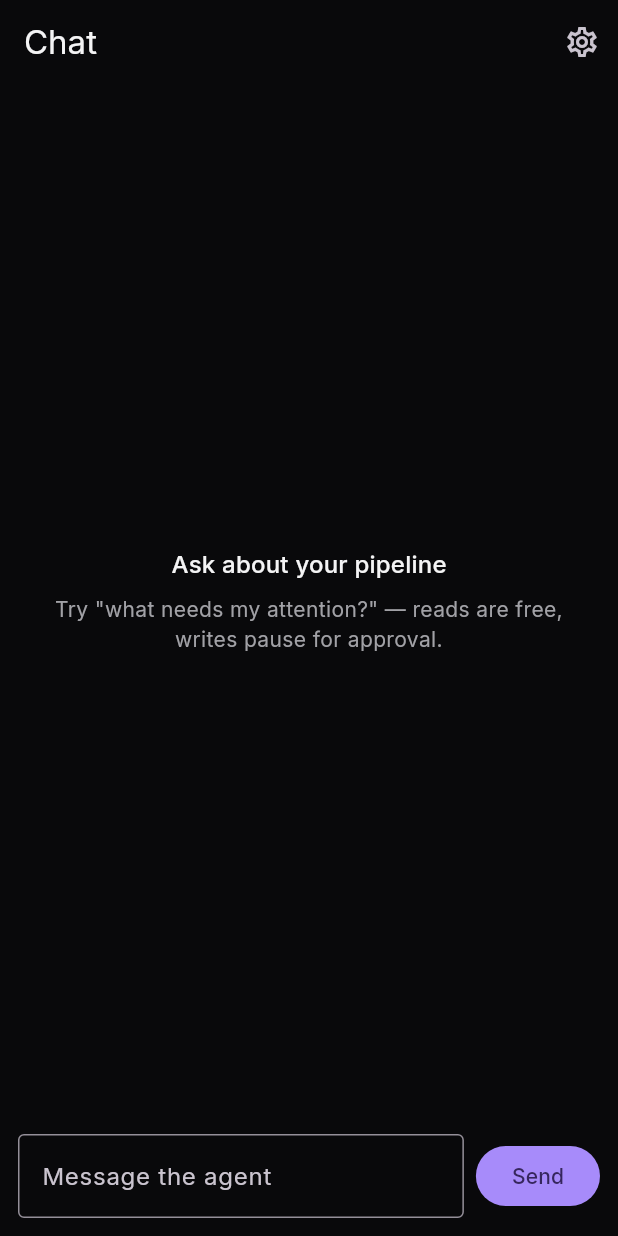
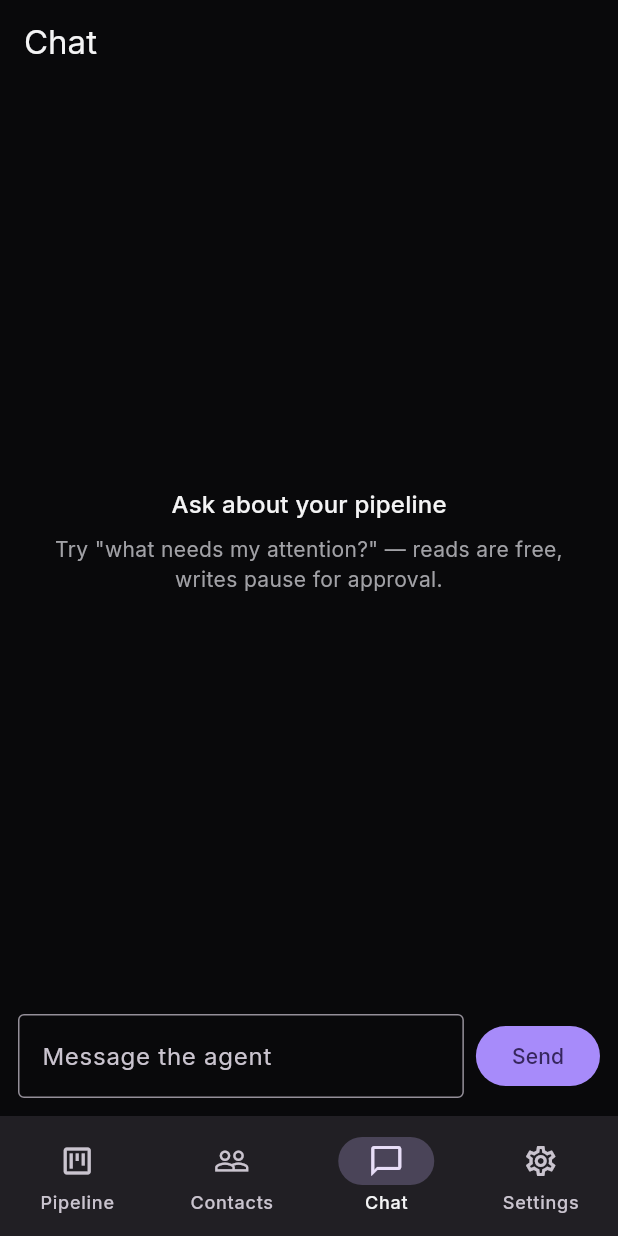
Before and after one commit to BachiDev/job-tracker-mcp, a Flutter app: the ChatScreen screen opened by its route, on a phone screen of 412 x 824 dp. Run offline on Flutter 3.47's test engine with Material 3 defaults, Android fonts, the phone set to English and light mode, and no system bars; our stand-ins replace flutter_riverpod, flutter_secure_storage, go_router; accounts and stored records are empty; network calls fail.

Commit message:
Web overhaul: marketing landing, adaptive rail/bar shell, push-based detail nav

```diff
--- a/app/lib/features/chat/chat_screen.dart
+++ b/app/lib/features/chat/chat_screen.dart
@@ -2,11 +2,11 @@ import 'dart:convert';
 
 import 'package:flutter/material.dart';
 import 'package:flutter_riverpod/flutter_riverpod.dart';
-import 'package:go_router/go_router.dart';
 
 import '../../core/agent.dart';
 import '../../core/providers.dart';
 import '../../theme/app_theme.dart';
+import '../../widgets/app_shell.dart';
 import '../../widgets/common.dart';
 
 /// Agent chat: streaming text, tool-call trail, confirm sheets for writes.
@@ -113,17 +113,9 @@ class _ChatScreenState extends ConsumerState<ChatScreen> {
   @override
   Widget build(BuildContext context) {
     final trail = ref.watch(agentProvider);
-    return Scaffold(
-      appBar: AppBar(
-        title: const Text('Chat'),
-        actions: [
-          IconButton(
-            icon: const Icon(Icons.settings_outlined),
-            tooltip: 'Provider & key',
-            onPressed: () => context.go('/settings'),
-          ),
-        ],
-      ),
+    return AppShell(
+      tab: AppTab.chat,
+      title: 'Chat',
       body: Column(
         children: [
           if (_presetNote != null)
--- a/app/lib/features/contacts/contacts_screen.dart
+++ b/app/lib/features/contacts/contacts_screen.dart
@@ -4,6 +4,7 @@ import 'package:job_tracker_core/job_tracker_core.dart';
 
 import '../../core/api_client.dart';
 import '../../core/providers.dart';
+import '../../widgets/app_shell.dart';
 import '../../widgets/common.dart';
 
 final _contactsProvider = FutureProvider<List<Contact>>((ref) {
@@ -17,9 +18,10 @@ class ContactsScreen extends ConsumerWidget {
   @override
   Widget build(BuildContext context, WidgetRef ref) {
     final contacts = ref.watch(_contactsProvider);
-    return Scaffold(
-      appBar: AppBar(title: const Text('Contacts')),
-      floatingActionButton: FloatingActionButton(
+    return AppShell(
+      tab: AppTab.contacts,
+      title: 'Contacts',
+      fab: FloatingActionButton(
         onPressed: () => _addSheet(context, ref),
         tooltip: 'Add contact',
         child: const Icon(Icons.add),
--- a/app/lib/features/settings/settings_screen.dart
+++ b/app/lib/features/settings/settings_screen.dart
@@ -8,6 +8,7 @@ import '../../core/llm_keys.dart';
 import '../../core/providers.dart';
 import '../../core/session.dart';
 import '../../theme/app_theme.dart';
+import '../../widgets/app_shell.dart';
 import '../../widgets/common.dart';
 
 /// Settings: BYOK provider presets + keys, demo info, privacy, danger zone.
@@ -65,8 +66,9 @@ class _SettingsScreenState extends ConsumerState<SettingsScreen> {
   @override
   Widget build(BuildContext context) {
     final session = ref.watch(sessionProvider).value;
-    return Scaffold(
-      appBar: AppBar(title: const Text('Settings')),
+    return AppShell(
+      tab: AppTab.settings,
+      title: 'Settings',
       body: ListView(
         padding: const EdgeInsets.all(16),
         children: [
--- /dev/null
+++ b/app/lib/widgets/app_shell.dart
@@ -0,0 +1,89 @@
+import 'package:flutter/material.dart';
+import 'package:go_router/go_router.dart';
+
+/// Adaptive app frame: sidebar rail on wide screens (webapp feel),
+/// bottom bar on narrow ones (mobile feel). Screens declare their tab.
+class AppShell extends StatelessWidget {
+  const AppShell({
+    super.key,
+    required this.tab,
+    required this.title,
+    required this.body,
+    this.actions = const [],
+    this.fab,
+  });
+
+  final AppTab tab;
+  final String title;
+  final Widget body;
+  final List<Widget> actions;
+  final Widget? fab;
+
+  @override
+  Widget build(BuildContext context) {
+    return LayoutBuilder(
+      builder: (context, constraints) {
+        if (constraints.maxWidth >= 900) {
+          return Scaffold(
+            body: Row(
+              children: [
+                NavigationRail(
+                  selectedIndex: tab.index,
+                  onDestinationSelected: (i) =>
+                      context.go(AppTab.values[i].route),
+                  labelType: NavigationRailLabelType.all,
+                  destinations: [
+                    for (final t in AppTab.values)
+                      NavigationRailDestination(
+                        icon: Icon(t.icon),
+                        label: Text(t.label),
+                      ),
+                  ],
+                ),
+                const VerticalDivider(width: 1),
+                Expanded(
+                  child: Scaffold(
+                    appBar: AppBar(title: Text(title), actions: actions),
+                    body: Center(
+                      child: ConstrainedBox(
+                        constraints: const BoxConstraints(maxWidth: 1100),
+                        child: body,
+                      ),
+                    ),
+                    floatingActionButton: fab,
+                  ),
+                ),
+              ],
+            ),
+          );
+        }
+        return Scaffold(
+          appBar: AppBar(title: Text(title), actions: actions),
+          body: body,
+          floatingActionButton: fab,
+          bottomNavigationBar: NavigationBar(
+            selectedIndex: tab.index,
+            onDestinationSelected: (i) => context.go(AppTab.values[i].route),
+            destinations: [
+              for (final t in AppTab.values)
+                NavigationDestination(icon: Icon(t.icon), label: t.label),
+            ],
+          ),
+        );
+      },
+    );
+  }
+}
+
+enum AppTab {
+  pipeline('/', 'Pipeline', Icons.view_kanban_outlined),
+  contacts('/contacts', 'Contacts', Icons.people_outline),
+  chat('/chat', 'Chat', Icons.chat_bubble_outline),
+  settings('/settings', 'Settings', Icons.settings_outlined);
+
+  const AppTab(this.route, this.label, this.icon);
+
+  final String route;
+  final String label;
+  final IconData icon;
+}
```
Also changed, not shown: app/lib/features/marketing/landing_screen.dart (added, +216 -0 lines), app/lib/features/pipeline/application_detail_screen.dart (+13 -1 lines), app/lib/features/pipeline/pipeline_screen.dart (+14 -33 lines), app/lib/main.dart (+29 -3 lines), 2 other files.
